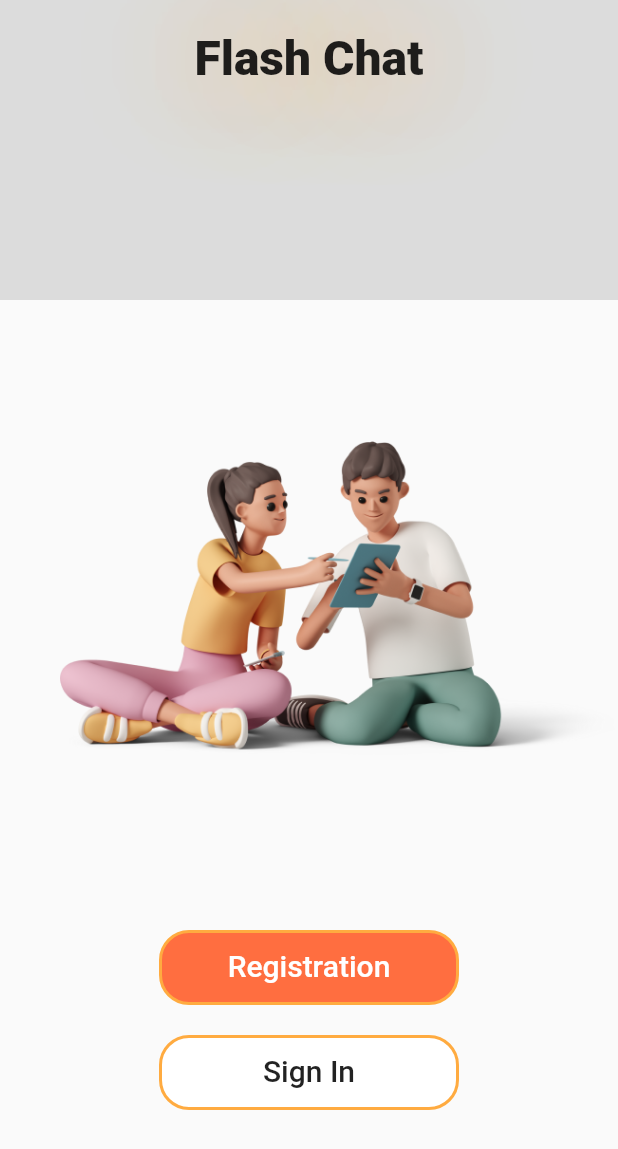
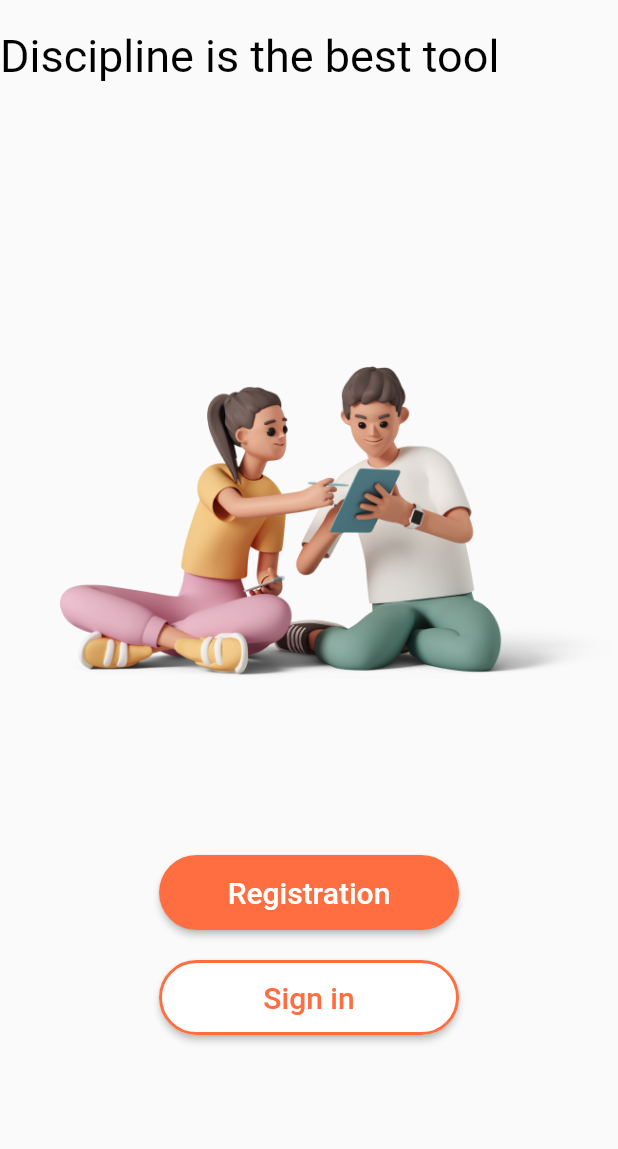
Before and after one commit to AliAltiyev/flushChat, a Flutter app: the screen it shows after launch, on a phone screen of 412 x 824 dp. Shown: the top 1149 px of the screen. Run offline on Flutter 3.47's test engine with Material 2 defaults, Android fonts, the phone set to English and light mode, and no system bars; drawn by our look-alikes of animated_text_kit; our stand-ins replace google_fonts; Roboto replaces fonts that are missing (Agne).

Commit message:
create custom button

```diff
--- a/lib/screens/registration.dart
+++ b/lib/screens/registration.dart
@@ -42,7 +42,10 @@ class _RegistrationState extends State<Registration> {
                       labelText: 'Password',
                       textEditingController: _passwordTextController),
                   RegistrationButton(
-                    onTap: () {},
+                    buttonColor: Colors.deepOrangeAccent,
+                    labelText: 'Sign up',
+                    onTap: () {
+                    },
                   ),
                 ],
               )
--- a/lib/screens/welcome..dart
+++ b/lib/screens/welcome..dart
@@ -1,3 +1,4 @@
+import 'package:animated_text_kit/animated_text_kit.dart';
 import 'package:flush_chat/widgets/buttons/registration.dart';
 import 'package:flutter/material.dart';
 import 'package:google_fonts/google_fonts.dart';
@@ -19,11 +20,11 @@ class _WelcomeScreenState extends State<WelcomeScreen>
   @override
   void initState() {
     super.initState();
-    animationController = AnimationController(
-        vsync: this, duration: const Duration(seconds: 1));
+    animationController =
+        AnimationController(vsync: this, duration: const Duration(seconds: 1));
     animationController.forward();
-    animation = CurvedAnimation(
-        parent: animationController, curve: Curves.bounceIn);
+    animation =
+        CurvedAnimation(parent: animationController, curve: Curves.bounceIn);
 
     animationController.addListener(() {
       setState(() {
@@ -42,15 +43,31 @@ class _WelcomeScreenState extends State<WelcomeScreen>
             crossAxisAlignment: CrossAxisAlignment.stretch,
             children: [
               Container(
-                padding: const EdgeInsets.only(top: 20),
-                height: animation.value * 200,
-                color: Colors.black12,
-                child: Text(
-                  'Flash Chat',
-                  textAlign: TextAlign.center,
-                  style: kAppLogoStyle,
-                ),
-              ),
+                  padding: const EdgeInsets.only(top: 20),
+                  height: animation.value * 150,
+                  child: SizedBox(
+                    width: 250.0,
+                    child: DefaultTextStyle(
+                      style: const TextStyle(
+                        color: Colors.black,
+                        fontSize: 30.0,
+                        fontFamily: 'Agne',
+                      ),
+                      child: AnimatedTextKit(
+                        animatedTexts: [
+                          TypewriterAnimatedText('Discipline is the best tool'),
+                          TypewriterAnimatedText('Design first, then code'),
+                          TypewriterAnimatedText(
+                              'Do not patch bugs out, rewrite them'),
+                          TypewriterAnimatedText(
+                              'Do not test bugs out, design them out'),
+                        ],
+                        onTap: () {
+                          print("Tap Event");
+                        },
+                      ),
+                    ),
+                  )),
               Hero(
                 tag: 'logoTag',
                 child: Padding(
@@ -69,14 +86,22 @@ class _WelcomeScreenState extends State<WelcomeScreen>
                     height: 20,
                   ),
                   RegistrationButton(
+                    buttonColor: Colors.deepOrangeAccent,
+                    labelText: 'Registration',
                     onTap: () {
                       Navigator.pushNamed(context, kRegistration_screen_route);
                     },
                   ),
-                  SizedBox(
+                  const SizedBox(
                     height: 20,
                   ),
-                  _signInButton(),
+                  RegistrationButton(
+                    foreGroundColor: Colors.deepOrangeAccent,
+                    onTap: () {},
+                    labelText: 'Sign in',
+                    buttonColor: Colors.white,
+                    borderSideColor: Colors.deepOrangeAccent,
+                  ),
                 ],
               )
             ],
@@ -85,23 +110,4 @@ class _WelcomeScreenState extends State<WelcomeScreen>
       ),
     );
   }
-
-  Widget _signInButton() {
-    return InkWell(
-      onTap: () {
-        Navigator.of(context).pushNamed(kSignIn_screen_route);
-      },
-      child: Container(
-        decoration: kSignInButtonDecoration,
-        height: 50,
-        width: 200,
-        padding: const EdgeInsets.symmetric(vertical: 10),
-        child: const Text(
-          'Sign In',
-          textAlign: TextAlign.center,
-          style: TextStyle(fontSize: 20, fontWeight: FontWeight.w500),
-        ),
-      ),
-    );
-  }
 }
--- a/lib/widgets/buttons/registration.dart
+++ b/lib/widgets/buttons/registration.dart
@@ -1,30 +1,41 @@
-import 'package:flush_chat/utils/constants.dart';
 import 'package:flutter/material.dart';
 
-class RegistrationButton extends StatefulWidget {
+class RegistrationButton extends StatelessWidget {
   final VoidCallback onTap;
+  final String labelText;
+  final Color buttonColor;
+  final Color? borderSideColor;
+  final Color? foreGroundColor;
 
-  const RegistrationButton({Key? key, required this.onTap}) : super(key: key);
+  const RegistrationButton(
+      {Key? key,
+      required this.onTap,
+      required this.labelText,
+      required this.buttonColor,
+      this.borderSideColor,
+      this.foreGroundColor})
+      : super(key: key);
 
   @override
-  State<RegistrationButton> createState() => _RegistrationButtonState();
-}
-
-class _RegistrationButtonState extends State<RegistrationButton> {
-  @override
   Widget build(BuildContext context) {
-    return InkWell(
-      onTap: widget.onTap,
-      child: Container(
-        decoration: kRegistrationButtonDecoration,
+    return Material(
+      child: MaterialButton(
+        shape: RoundedRectangleBorder(
+            borderRadius: const BorderRadius.all(Radius.circular(30)),
+            side: BorderSide(
+                color: borderSideColor ?? Colors.transparent, width: 2)),
+        color: buttonColor,
         height: 50,
-        width: 200,
+        minWidth: 200,
         padding: const EdgeInsets.symmetric(vertical: 10),
-        child: const Text(
-          'Registration',
+        onPressed: onTap,
+        child: Text(
+          labelText,
           textAlign: TextAlign.center,
           style: TextStyle(
-              fontSize: 20, fontWeight: FontWeight.w500, color: Colors.white),
+              fontSize: 20,
+              fontWeight: FontWeight.w500,
+              color: foreGroundColor ?? Colors.white),
         ),
       ),
     );
--- a/pubspec.yaml
+++ b/pubspec.yaml
@@ -36,6 +36,7 @@ dependencies:
   # Use with the CupertinoIcons class for iOS style icons.
   cupertino_icons: ^1.0.2
   google_fonts: ^4.0.3
+  animated_text_kit: ^4.2.2
 
 dev_dependencies:
   flutter_test:
```
Also changed, not shown: pubspec.lock.
